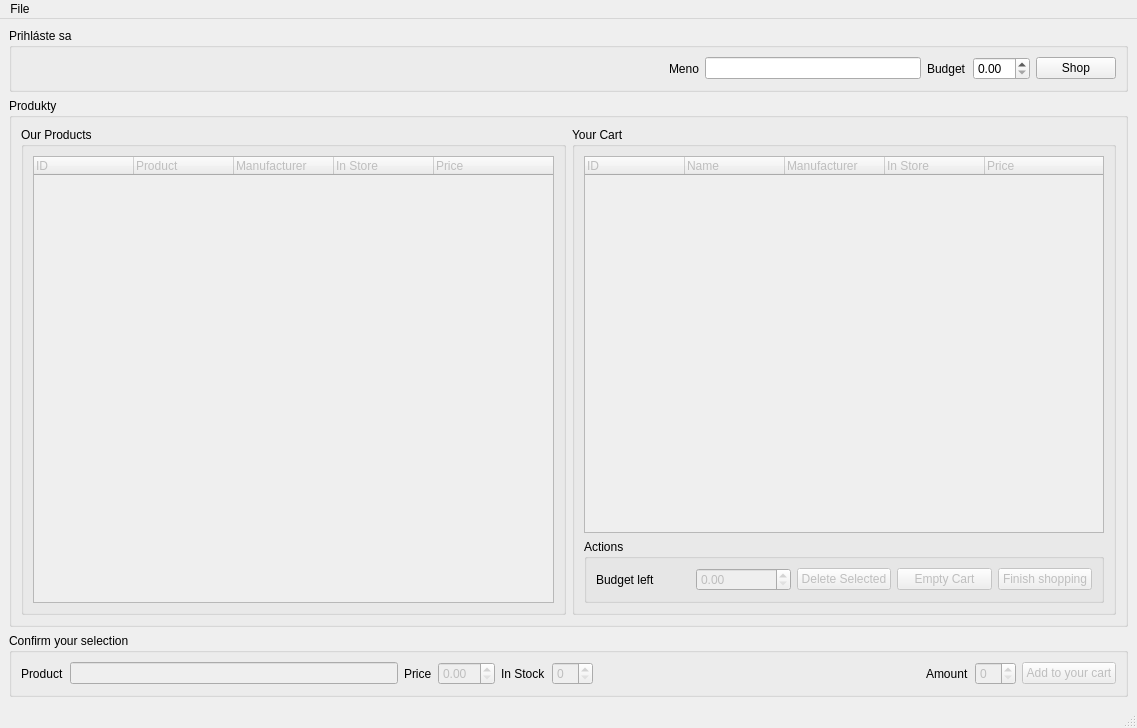
Before: the Qt Designer form w_11/cv/Eshop/eshop.ui in TimurKr/OOP, drawn with Qt 5.
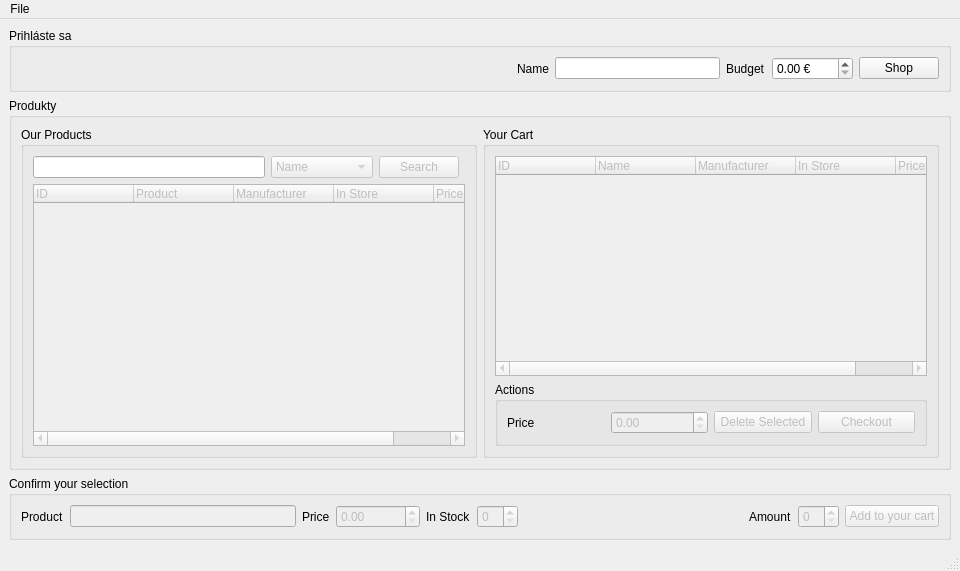
After: the same form once the commit is applied.

What changed in the file:
```diff
--- a/w_11/cv/Eshop/eshop.ui
+++ b/w_11/cv/Eshop/eshop.ui
@@ -6,8 +6,8 @@
    <rect>
     <x>0</x>
     <y>0</y>
-    <width>1137</width>
-    <height>728</height>
+    <width>960</width>
+    <height>571</height>
    </rect>
   </property>
   <property name="windowTitle">
@@ -63,7 +63,7 @@
        <item>
         <widget class="QLabel" name="label">
          <property name="text">
-          <string>Meno</string>
+          <string>Name</string>
          </property>
         </widget>
        </item>
@@ -78,7 +78,17 @@
         </widget>
        </item>
        <item>
-        <widget class="QDoubleSpinBox" name="budget_input"/>
+        <widget class="QDoubleSpinBox" name="budget_input">
+         <property name="suffix">
+          <string> €</string>
+         </property>
+         <property name="maximum">
+          <double>9999.000000000000000</double>
+         </property>
+         <property name="singleStep">
+          <double>0.100000000000000</double>
+         </property>
+        </widget>
        </item>
        <item>
         <widget class="QPushButton" name="shop_button">
@@ -101,8 +111,15 @@
          <property name="title">
           <string>Our Products</string>
          </property>
-         <layout class="QVBoxLayout" name="verticalLayout_3">
-          <item>
+         <layout class="QGridLayout" name="gridLayout">
+          <item row="0" column="0">
+           <widget class="QLineEdit" name="search_text">
+            <property name="text">
+             <string/>
+            </property>
+           </widget>
+          </item>
+          <item row="2" column="0" colspan="4">
            <widget class="QTreeWidget" name="product_tree">
             <property name="enabled">
              <bool>false</bool>
@@ -134,6 +151,33 @@
             </column>
            </widget>
           </item>
+          <item row="0" column="1">
+           <widget class="QComboBox" name="search_by">
+            <property name="enabled">
+             <bool>false</bool>
+            </property>
+            <item>
+             <property name="text">
+              <string>Name</string>
+             </property>
+            </item>
+            <item>
+             <property name="text">
+              <string>Manufacturer</string>
+             </property>
+            </item>
+           </widget>
+          </item>
+          <item row="0" column="2">
+           <widget class="QPushButton" name="search">
+            <property name="enabled">
+             <bool>false</bool>
+            </property>
+            <property name="text">
+             <string>Search</string>
+            </property>
+           </widget>
+          </item>
          </layout>
         </widget>
        </item>
@@ -184,7 +228,7 @@
              <item>
               <widget class="QLabel" name="label_5">
                <property name="text">
-                <string>Budget left</string>
+                <string>Price</string>
                </property>
               </widget>
              </item>
@@ -193,6 +237,9 @@
                <property name="enabled">
                 <bool>false</bool>
                </property>
+               <property name="maximum">
+                <double>100000.000000000000000</double>
+               </property>
               </widget>
              </item>
              <item>
@@ -211,17 +258,7 @@
                 <bool>false</bool>
                </property>
                <property name="text">
-                <string>Empty Cart</string>
-               </property>
-              </widget>
-             </item>
-             <item>
-              <widget class="QPushButton" name="checkout_button">
-               <property name="enabled">
-                <bool>false</bool>
-               </property>
-               <property name="text">
-                <string>Finish shopping</string>
+                <string>Checkout</string>
                </property>
               </widget>
              </item>
@@ -266,6 +303,15 @@
          <property name="enabled">
           <bool>false</bool>
          </property>
+         <property name="minimumSize">
+          <size>
+           <width>75</width>
+           <height>0</height>
+          </size>
+         </property>
+         <property name="maximum">
+          <double>1000000.000000000000000</double>
+         </property>
         </widget>
        </item>
        <item>
@@ -280,6 +326,12 @@
          <property name="enabled">
           <bool>false</bool>
          </property>
+         <property name="minimumSize">
+          <size>
+           <width>0</width>
+           <height>0</height>
+          </size>
+         </property>
         </widget>
        </item>
        <item>
@@ -329,8 +381,8 @@
     <rect>
      <x>0</x>
      <y>0</y>
-     <width>1137</width>
-     <height>24</height>
+     <width>960</width>
+     <height>22</height>
     </rect>
    </property>
    <widget class="QMenu" name="menuFile">
```
Left out of the diff: 15 changed lines with no effect on the pictures.
